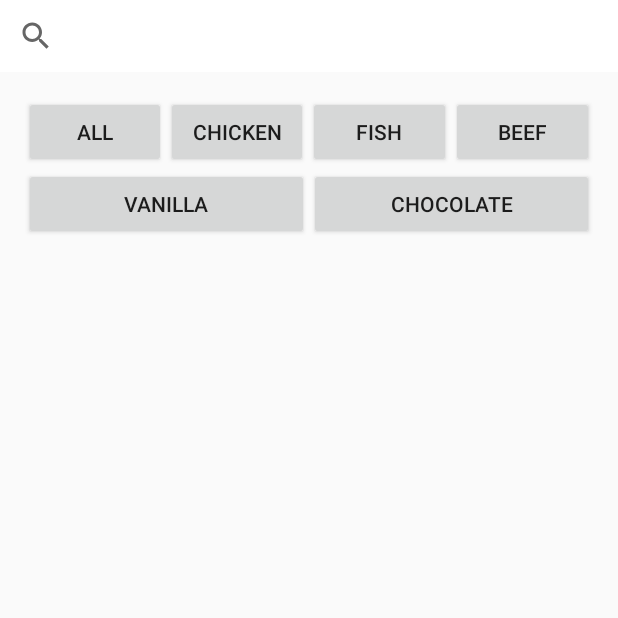
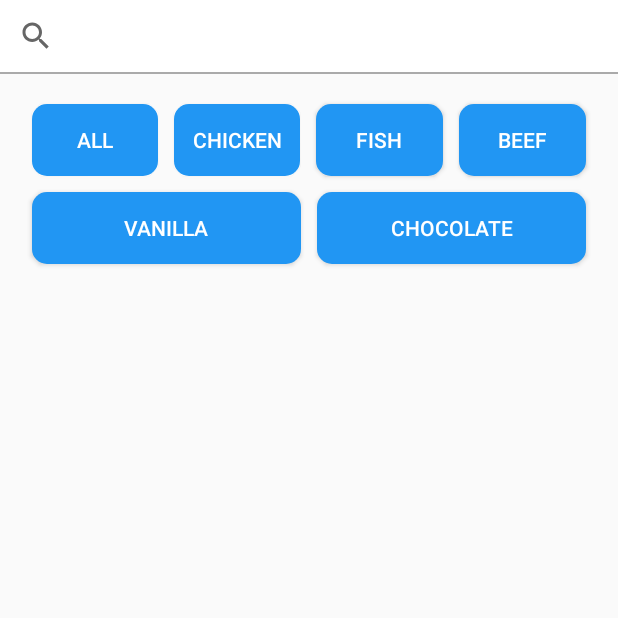
Before and after one commit to ErpoowSoap/3ANDM, an Android app built with Jetpack Compose: the MainActivity screen opened directly, with no data from a screen before it, on a phone screen of 412 x 824 dp, the top half of it. Run offline under Robolectric (Android 15) with nearby library versions, the phone set to English and light mode, and no system bars; network calls fail; pictures from the network do not load; 2 statements that could not run were skipped.

Commit message:
Better Button

```diff
--- a/app/src/main/res/drawable/image_border.xml
+++ /dev/null
@@ -1,8 +0,0 @@
-<?xml version="1.0" encoding="utf-8"?>
-<shape xmlns:android="http://schemas.android.com/apk/res/android"
-    android:shape="rectangle">
-    <solid android:color="@android:color/transparent"/>
-    <stroke
-        android:width="2dp"
-        android:color="#808080"/>
-</shape>
--- /dev/null
+++ b/app/src/main/res/drawable/rounded_button.xml
@@ -0,0 +1,5 @@
+<?xml version="1.0" encoding="utf-8"?>
+<shape xmlns:android="http://schemas.android.com/apk/res/android">
+    <solid android:color="@color/blue"/>
+    <corners android:radius="10dp"/>
+</shape>
--- a/app/src/main/res/layout/activity_main.xml
+++ b/app/src/main/res/layout/activity_main.xml
@@ -4,7 +4,6 @@
     android:layout_height="match_parent"
     tools:context=".MainActivity">
 
-    <!-- Ajoutez la vue SearchView en premier -->
         <SearchView
             android:id="@+id/searchView"
             android:layout_width="match_parent"
@@ -12,8 +11,12 @@
             android:layout_alignParentTop="true"
             android:background="@android:color/white"
             android:queryHint="Search Recipes" />
+    <View
+        android:layout_width="match_parent"
+        android:layout_height="1dp"
+        android:background="@android:color/darker_gray"
+        android:layout_below="@+id/searchView"/>
 
-    <!-- Layout pour les boutons de catégorie -->
     <LinearLayout
         android:id="@+id/categoryButtonsLayout"
         android:layout_width="match_parent"
@@ -33,32 +36,42 @@
                 android:layout_width="0dp"
                 android:layout_height="wrap_content"
                 android:layout_weight="1"
-                android:text="All" />
+                android:text="All"
+                android:textColor="@android:color/white"
+                android:layout_margin="5dp"
+                android:background="@drawable/rounded_button" />
 
             <Button
                 android:id="@+id/buttonChicken"
                 android:layout_width="0dp"
                 android:layout_height="wrap_content"
                 android:layout_weight="1"
-                android:text="Chicken" />
+                android:text="Chicken"
+                android:textColor="@android:color/white"
+                android:layout_margin="5dp"
+                android:background="@drawable/rounded_button" />
 
             <Button
                 android:id="@+id/buttonFish"
                 android:layout_width="0dp"
                 android:layout_height="wrap_content"
                 android:layout_weight="1"
-                android:text="Fish" />
+                android:text="Fish"
+                android:textColor="@android:color/white"
+                android:layout_margin="5dp"
+                android:background="@drawable/rounded_button" />
 
             <Button
                 android:id="@+id/buttonBeef"
                 android:layout_width="0dp"
                 android:layout_height="wrap_content"
                 android:layout_weight="1"
-                android:text="Beef" />
-
+                android:text="Beef"
+                android:textColor="@android:color/white"
+                android:layout_margin="5dp"
+                android:background="@drawable/rounded_button" />
         </LinearLayout>
 
-        <!-- Boutons restants -->
         <LinearLayout
             android:layout_width="match_parent"
             android:layout_height="wrap_content"
@@ -69,22 +82,24 @@
                 android:layout_width="0dp"
                 android:layout_height="wrap_content"
                 android:layout_weight="1"
-                android:text="Vanilla" />
+                android:text="Vanilla"
+                android:textColor="@android:color/white"
+                android:layout_margin="5dp"
+                android:background="@drawable/rounded_button" />
 
             <Button
                 android:id="@+id/buttonChocolate"
                 android:layout_width="0dp"
                 android:layout_height="wrap_content"
                 android:layout_weight="1"
-                android:text="Chocolate" />
-
-            <!-- Ajoutez d'autres boutons ici si nécessaire -->
+                android:text="Chocolate"
+                android:textColor="@android:color/white"
+                android:layout_margin="5dp"
+                android:background="@drawable/rounded_button" />
 
         </LinearLayout>
 
     </LinearLayout>
-
-    <!-- Ensuite, ajoutez le RecyclerView en dessous de la barre de recherche -->
     <androidx.recyclerview.widget.RecyclerView
         android:id="@+id/recipeRecyclerView"
         android:layout_width="match_parent"
--- a/app/src/main/res/layout/activity_recipe_detail.xml
+++ b/app/src/main/res/layout/activity_recipe_detail.xml
@@ -17,14 +17,6 @@
         android:adjustViewBounds="true"
         android:layout_centerHorizontal="true"
         android:layout_alignParentTop="true" />
-
-    <View
-        android:id="@+id/image_border"
-        android:layout_width="match_parent"
-        android:layout_height="wrap_content"
-        android:layout_centerHorizontal="true"
-        android:layout_alignParentTop="true"
-        android:foreground="@drawable/image_border"/>
 
 
     <TextView
--- a/app/src/main/res/values/colors.xml
+++ b/app/src/main/res/values/colors.xml
@@ -8,4 +8,5 @@
     <color name="black">#FF000000</color>
     <color name="white">#FFFFFFFF</color>
     <color name="link_color">#007ACC</color>
+    <color name="blue">#2196F3</color>
 </resources>
```
Lines whose indentation alone changed are shown as unchanged.
